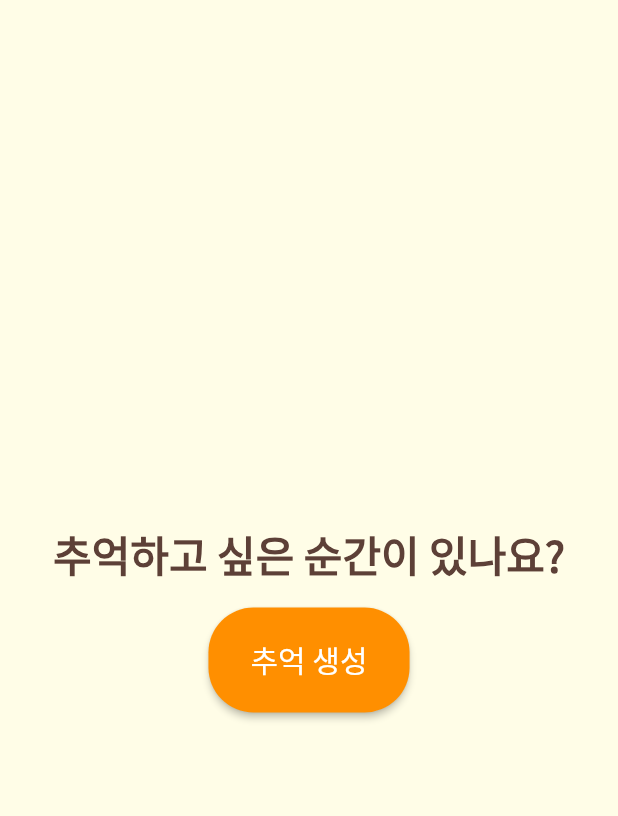
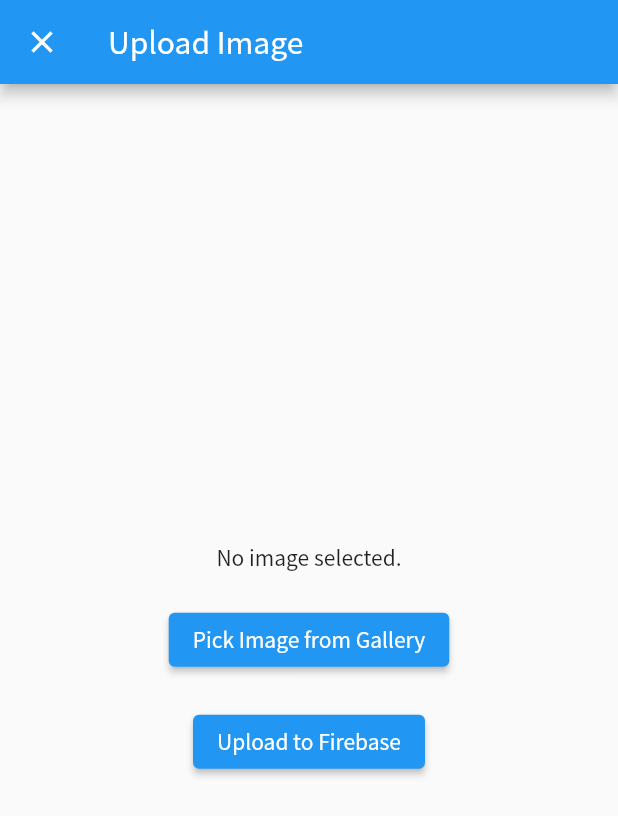
Before and after one commit to 6eom9eun/timeDam, a Flutter app: the Home screen opened directly, after a tap on "추억 생성", on a phone screen of 412 x 824 dp. Shown: the top 816 px of the screen. Run offline on Flutter 3.47's test engine with Material 2 defaults, Android fonts, the phone set to English and light mode, and no system bars; our stand-ins replace cloud_firestore, firebase_auth, firebase_core, firebase_storage, google_sign_in, image_picker and 1 more; accounts and stored records are empty.

```diff
--- a/lib/screens/home.dart
+++ b/lib/screens/home.dart
@@ -1,5 +1,6 @@
 import 'package:flutter/material.dart';
 import 'package:cloud_firestore/cloud_firestore.dart';
+import 'package:memo_re/screens/writePage.dart';
 
 final firestore = FirebaseFirestore.instance;
 
@@ -33,7 +34,12 @@ class _HomeState extends State<Home> {
               ),
               SizedBox(height: 15),
               ElevatedButton(
-                onPressed: () {},
+                onPressed: () {
+                  Navigator.push(
+                      context,
+                      MaterialPageRoute(builder: (context) => WritePage()),
+                  );
+                },
                 child: Padding(
                   padding: const EdgeInsets.symmetric(horizontal: 8.0),
                   child: Text(
--- a/lib/screens/memoryPage.dart
+++ b/lib/screens/memoryPage.dart
@@ -23,6 +23,7 @@ class _MemoryPageState extends State<MemoryPage> {
   @override
   Widget build(BuildContext context) {
     return Scaffold(
+      backgroundColor: Colors.yellow[50],
       body: Center(
         child: Calendar2(
           focusedDay: _focusedDay,
--- /dev/null
+++ b/lib/screens/writePage.dart
@@ -0,0 +1,75 @@
+import 'dart:io';
+import 'package:flutter/material.dart';
+import 'package:image_picker/image_picker.dart';
+import 'package:firebase_storage/firebase_storage.dart';
+
+class WritePage extends StatefulWidget {
+  @override
+  _WritePageState createState() => _WritePageState();
+}
+
+class _WritePageState extends State<WritePage> {
+  File? _image;
+  final picker = ImagePicker();
+
+  Future getImage() async {
+    final pickedFile = await picker.pickImage(source: ImageSource.gallery);
+
+    setState(() {
+      if (pickedFile != null) {
+        _image = File(pickedFile.path);
+      } else {
+        print('No image selected.');
+      }
+    });
+  }
+
+  Future uploadFile() async {
+    if (_image == null) return;
+    final fileName = _image!.path.split('/').last;
+    final destination = 'images/$fileName';
+
+    try {
+      final ref = FirebaseStorage.instance.ref(destination);
+      await ref.putFile(_image!);
+      print('File uploaded to Firebase Storage!');
+    } catch (e) {
+      print('uploadFile error: $e');
+    }
+  }
+
+  @override
+  Widget build(BuildContext context) {
+    return Scaffold(
+      appBar: AppBar(
+        title: Text('Upload Image'),
+        leading: IconButton(
+          icon: Icon(Icons.close),
+          onPressed: () {
+            Navigator.of(context).pop();
+          },
+        ),
+      ),
+      body: Center(
+        child: Column(
+          mainAxisAlignment: MainAxisAlignment.center,
+          children: [
+            _image == null
+                ? Text('No image selected.')
+                : Image.file(_image!),
+            SizedBox(height: 20),
+            ElevatedButton(
+              onPressed: getImage,
+              child: Text('Pick Image from Gallery'),
+            ),
+            SizedBox(height: 20),
+            ElevatedButton(
+              onPressed: uploadFile,
+              child: Text('Upload to Firebase'),
+            ),
+          ],
+        ),
+      ),
+    );
+  }
+}
--- a/pubspec.yaml
+++ b/pubspec.yaml
@@ -43,7 +43,7 @@ dependencies:
   flutter_spinkit: ^5.2.0
   cached_network_image: ^3.2.0
   get: ^4.6.6
-  image_picker: ^0.8.4+11
+  image_picker: ^1.0.4
   firebase_storage: ^11.0.11
   permission_handler: ^10.3.0
   table_calendar: ^3.0.9
```
Also changed, not shown: pubspec.lock.
